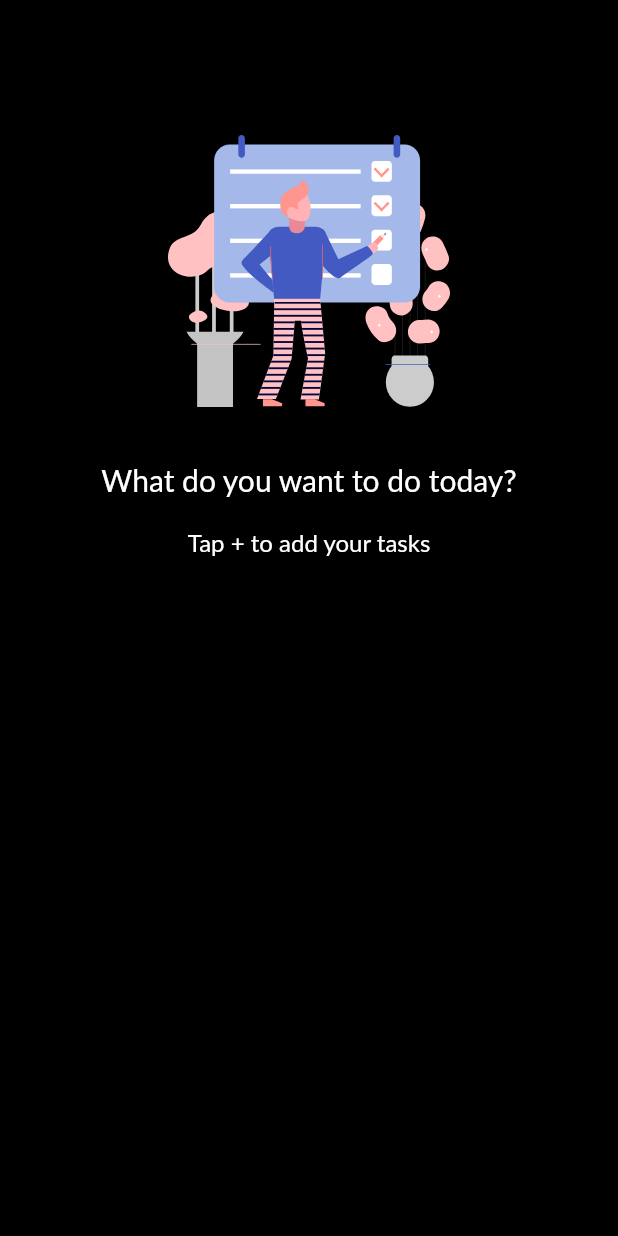
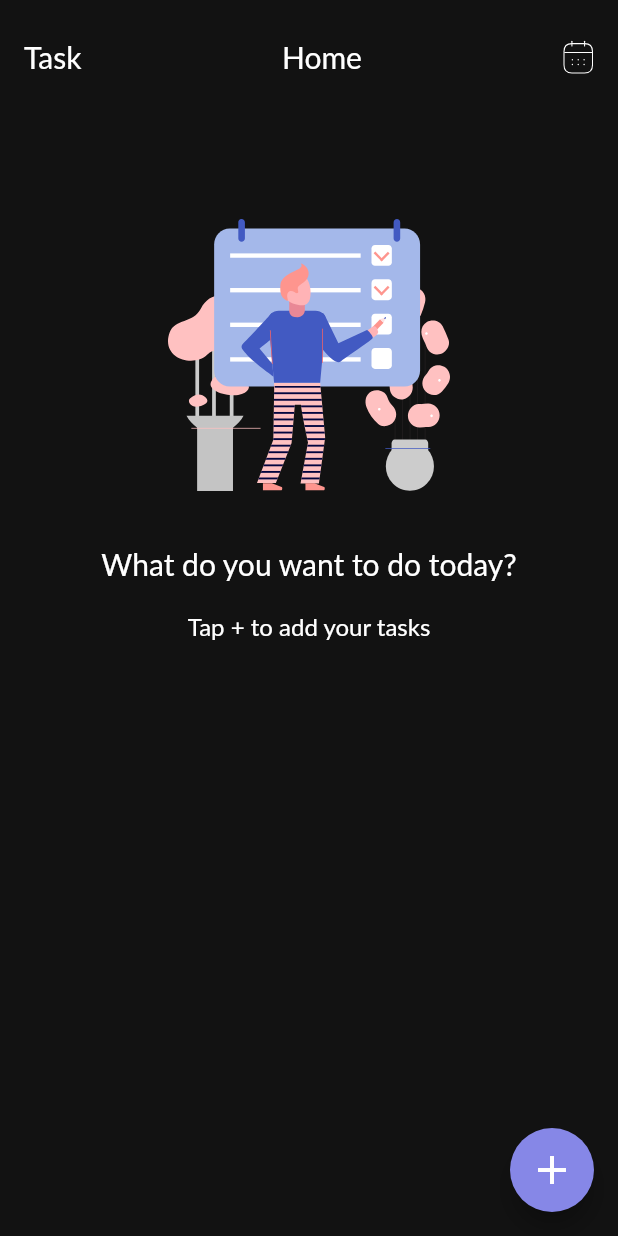
Before and after one commit to Jawabreh0/flutter-to-do-app, a Flutter app: the HomeScreen screen opened directly, on a phone screen of 412 x 824 dp. Run offline on Flutter 3.47's test engine with Material 2 defaults, Android fonts, the phone set to English and light mode, and no system bars; our stand-ins replace flutter_svg, get, local_auth, sqflite; accounts and stored records are empty; Roboto replaces fonts that are missing (Lato).

Commit message:
add bottomSheet + add DB

```diff
--- a/lib/core/constants/assset_keys.dart
+++ b/lib/core/constants/assset_keys.dart
@@ -3,4 +3,8 @@ class AssetKeys {
   static const String svgExtension = ".svg";
   static const String appLogo = "in-app-logo";
   static const String emptyHomeImg = "empty-home";
+  static const String calenderIcon = "calendar";
+  static const String timerIcon = "timer-icon";
+  static const String tagIcon = "tag-icon";
+  static const String sendIcon = "send-icon";
 }
--- a/lib/core/constants/lang_keys.dart
+++ b/lib/core/constants/lang_keys.dart
@@ -15,4 +15,9 @@ class LangKeys {
   static const String WHAT_DO_YOU_WANT_TO_DO_TODAY =
       "What do you want to do today?";
   static const String TAP_TO_ADD_YOUR_TASKS = "Tap + to add your tasks";
+  static const String HOME = "Home";
+  static const String TASK = "Task";
+  static const String ADD_TASK = "Add Task";
+  static const String TASK_TITLE = "Task Title";
+  static const String DESCRIPTION = 'Description';
 }
--- /dev/null
+++ b/lib/presentation/features/home/controller/home_ctrl.dart
@@ -0,0 +1,3 @@
+import 'package:get/get.dart';
+
+class HomeController extends GetxController {}
--- a/lib/presentation/features/home/screen/home_screen.dart
+++ b/lib/presentation/features/home/screen/home_screen.dart
@@ -1,7 +1,8 @@
-// Clean
-
 import 'package:flutter/material.dart';
+import 'package:todo/core/constants/palette.dart';
+import 'package:todo/presentation/features/home/widgets/bottom_sheet_widget.dart';
 import 'package:todo/presentation/features/home/widgets/empty_screen_widgets.dart';
+import 'package:todo/presentation/features/home/widgets/home_app_bar.dart';
 
 class HomeScreen extends StatelessWidget {
   const HomeScreen({super.key});
@@ -9,8 +10,33 @@ class HomeScreen extends StatelessWidget {
   @override
   Widget build(BuildContext context) {
     return Scaffold(
-      backgroundColor: Colors.black,
-      body: EmptyHomeWidget.emptyHomeBody(),
+      appBar: AppBar(
+        backgroundColor: appColor,
+        elevation: 0,
+        title: const HomeAppBar(),
+      ),
+      backgroundColor: appColor,
+      body: const EmptyHomeScreenWidgets(),
+      floatingActionButton: FloatingActionButton(
+        backgroundColor: appSecondaryColor,
+        onPressed: () {
+          showModalBottomSheet(
+            context: context,
+            isScrollControlled: true,
+            builder: (context) => Padding(
+              padding: EdgeInsets.only(
+                bottom: MediaQuery.of(context).viewInsets.bottom,
+              ),
+              child: const BottomSheetWidgets(),
+            ),
+            backgroundColor: bottomSheetColor,
+          );
+        },
+        child: const Icon(
+          Icons.add,
+          size: 32,
+        ),
+      ),
     );
   }
 }
--- a/lib/presentation/features/home/widgets/empty_screen_widgets.dart
+++ b/lib/presentation/features/home/widgets/empty_screen_widgets.dart
@@ -3,8 +3,17 @@ import 'package:todo/core/constants/assset_keys.dart';
 import 'package:todo/core/constants/lang_keys.dart';
 import 'package:todo/core/presentation/widgets/build_svg_icon.dart';
 
-class EmptyHomeWidget {
-  static Widget emptyHomeBody() {
+class EmptyHomeScreenWidgets extends StatelessWidget {
+  const EmptyHomeScreenWidgets({super.key});
+
+  @override
+  Widget build(BuildContext context) {
+    return Scaffold(
+      body: emptyHomeBody(),
+    );
+  }
+
+  Widget emptyHomeBody() {
     return Column(
       children: [
         homeImage(),
@@ -14,7 +23,7 @@ class EmptyHomeWidget {
     );
   }
 
-  static Widget homeImage() {
+  Widget homeImage() {
     return const Center(
       child: Padding(
         padding: EdgeInsets.only(top: 90, bottom: 30),
@@ -23,7 +32,7 @@ class EmptyHomeWidget {
     );
   }
 
-  static Widget homeMainText() {
+  Widget homeMainText() {
     return const Text(
       LangKeys.WHAT_DO_YOU_WANT_TO_DO_TODAY,
       style: TextStyle(
@@ -34,7 +43,7 @@ class EmptyHomeWidget {
     );
   }
 
-  static Widget homeSecText() {
+  Widget homeSecText() {
     return const Padding(
       padding: EdgeInsets.only(top: 20.0),
       child: Text(
--- /dev/null
+++ b/lib/presentation/features/home/widgets/home_app_bar.dart
@@ -0,0 +1,38 @@
+import 'package:flutter/material.dart';
+import 'package:todo/core/constants/lang_keys.dart';
+import 'package:todo/core/presentation/widgets/build_svg_icon.dart';
+import 'package:todo/core/constants/assset_keys.dart';
+
+class HomeAppBar extends StatelessWidget {
+  const HomeAppBar({super.key});
+
+  @override
+  Widget build(BuildContext context) {
+    return const Padding(
+      padding: EdgeInsets.only(top: 20),
+      child: Row(
+        children: [
+          Text(
+            LangKeys.TASK,
+            style: TextStyle(
+              fontSize: 20.0,
+              fontWeight: FontWeight.w400,
+              color: Colors.white,
+            ),
+          ),
+          Spacer(),
+          Text(
+            LangKeys.HOME,
+            style: TextStyle(
+              fontSize: 20.0,
+              fontWeight: FontWeight.w400,
+              color: Colors.white,
+            ),
+          ),
+          Spacer(),
+          BuildSvgIcon(assetKey: AssetKeys.calenderIcon),
+        ],
+      ),
+    );
+  }
+}
--- a/lib/presentation/features/login/screen/login_screen.dart
+++ b/lib/presentation/features/login/screen/login_screen.dart
@@ -5,6 +5,8 @@ import 'package:get/get.dart';
 
 class LoginScreen extends StatelessWidget {
   final LoginController controller = Get.put(LoginController());
+
+  LoginScreen({super.key});
 
   @override
   Widget build(BuildContext context) {
```
Also changed, not shown: lib/core/database/database.dart (added, +38 -0 lines), lib/presentation/features/home/widgets/bottom_sheet_widget.dart (+177 -0 lines).
